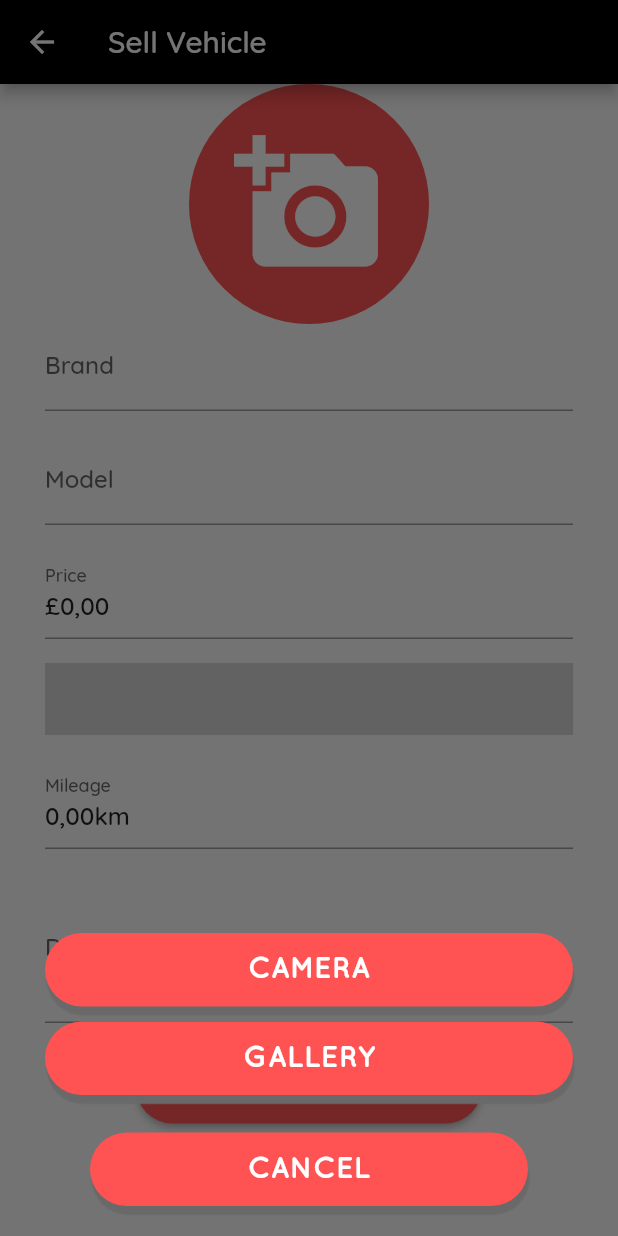
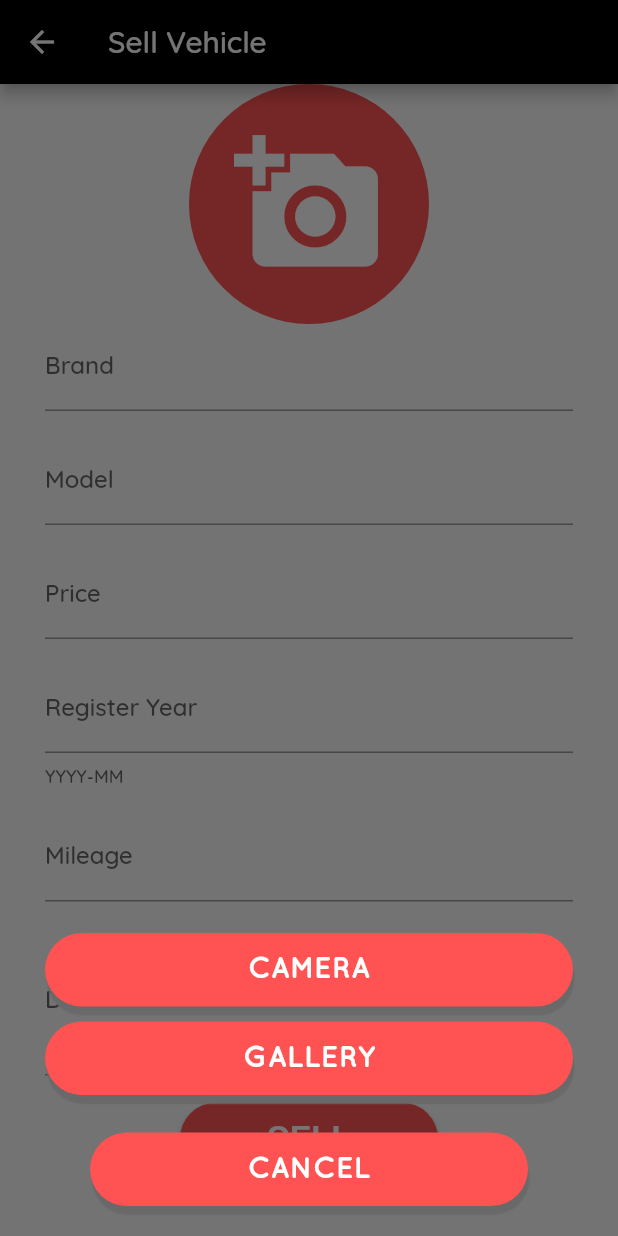
Before and after one commit to Pergunta/WheelTarget, a Flutter app: the ShoppingSell screen opened by its route, after a tap on the "add a photo" icon, on a phone screen of 412 x 824 dp. Run offline on Flutter 3.47's test engine with Material 2 defaults, Android fonts, the light colour scheme and no system bars; our stand-ins replace datetime_picker_formfield, flutter_masked_text, font_awesome_flutter, image_picker, rxdart; network calls fail; Roboto replaces fonts that are missing (WorkSansBold).

Commit message:
more minor fixes

```diff
--- a/lib/logic/viewmodel/menu_view_model.dart
+++ b/lib/logic/viewmodel/menu_view_model.dart
@@ -38,12 +38,6 @@ class MenuViewModel {
           image: UIData.paymentImage,
           items: ["Credit Card", "Payment Success", "Payment 3", "Payment 4"]),
       Menu(
-          title: "Help",
-          menuColor: Color(0xff7f5741),
-          icon: Icons.help,
-          image: UIData.helpImage,
-          items: ["Help"]),
-      Menu(
           title: "Logout",
           menuColor: Color(0xff7f5741),
           icon: Icons.arrow_forward_ios,
--- a/lib/ui/page/shopping/shopping_details/shopping_widget.dart
+++ b/lib/ui/page/shopping/shopping_details/shopping_widget.dart
@@ -52,11 +52,7 @@ class ShoppingWidgets extends StatelessWidget {
                 Row(
                   mainAxisAlignment: MainAxisAlignment.spaceBetween,
                   children: <Widget>[
-                    LabelIcon(
-                      icon: Icons.star,
-                      iconColor: Colors.cyan,
-                      label: product.rating.toString(),
-                    ),
+                    SizedBox(width: 100),
                     Text(
                       product.price,
                       style: TextStyle(
--- a/lib/ui/page/shopping/shopping_one_page.dart
+++ b/lib/ui/page/shopping/shopping_one_page.dart
@@ -93,7 +93,7 @@ class ShoppingOnePage extends StatelessWidget {
                         children: <Widget>[
                           imageStack(product.image),
                           descStack(product),
-                          ratingStack(product.rating),
+                          //ratingStack(product.rating),
                         ],
                       ),
                     ),
--- a/lib/ui/page/shopping/shopping_sell.dart
+++ b/lib/ui/page/shopping/shopping_sell.dart
@@ -143,42 +143,32 @@ class _ShoppingSellState extends State<ShoppingSell>
                     padding:
                         EdgeInsets.symmetric(vertical: 8.0, horizontal: 30.0),
                     child: TextField(
-                      controller: MoneyMaskedTextController(leftSymbol: '£'),
                       keyboardType: TextInputType.number,
                       maxLines: 1,
                       decoration: InputDecoration(
-                        labelText: "Price",
-                      ),
-                    ),
-                  ),
-                  Container(
-                    padding:
-                        EdgeInsets.symmetric(vertical: 8.0, horizontal: 30.0),
-                    child: DateTimePickerFormField(
-                      inputType: InputType.date,
-                      format: DateFormat("yyyy-MM-dd"),
-                      initialDate: DateTime.now(),
-                      lastDate: DateTime.now(),
-                      editable: false,
-                      decoration: InputDecoration(
-                          labelText: 'Date', hasFloatingPlaceholder: false),
-                      onChanged: (dt) {
-                        setState(() => date2 = dt);
-
-                        print('Selected date: $date2');
-                      },
+                          labelText: "Price", suffixText: "£"),
                     ),
                   ),
                   Container(
                     padding:
                         EdgeInsets.symmetric(vertical: 8.0, horizontal: 30.0),
                     child: TextField(
-                      controller: MoneyMaskedTextController(
-                          initialValue: 0, rightSymbol: 'km'),
+                      keyboardType: TextInputType.number,
+                      controller: MaskedTextController(mask: '0000-00'),
                       maxLines: 1,
                       decoration: InputDecoration(
-                        labelText: "Mileage",
-                      ),
+                          labelText: "Register Year",
+                          helperText: 'YYYY-MM'),
+                    ),
+                  ),
+                  Container(
+                    padding:
+                        EdgeInsets.symmetric(vertical: 8.0, horizontal: 30.0),
+                    child: TextField(
+                      keyboardType: TextInputType.number,
+                      maxLines: 1,
+                      decoration: InputDecoration(
+                          labelText: "Mileage", suffixText: 'Km'),
                     ),
                   ),
                   Container(
@@ -205,7 +195,7 @@ class _ShoppingSellState extends State<ShoppingSell>
                           padding: const EdgeInsets.symmetric(
                               vertical: 10.0, horizontal: 42.0),
                           child: Text(
-                            "ADD SALE",
+                            "SELL",
                             style: TextStyle(
                                 color: Colors.white,
                                 fontSize: 25.0,
@@ -236,8 +226,9 @@ class _ShoppingSellState extends State<ShoppingSell>
 
 void retrievalBox(BuildContext context) {
   var alertDialog = AlertDialog(
-      title: Text("Operation Successful!"),
+      title: Text("SUCCESS!"),
       content: Column(mainAxisSize: MainAxisSize.min, children: <Widget>[
+        Text('Vehicle is up for sale!'),
         RaisedButton(
           padding: EdgeInsets.all(1.0),
           shape: StadiumBorder(),
```
Also changed, not shown: lib/ui/page/shopping/shopping_details/shopping_action.dart (+57 -36 lines).
